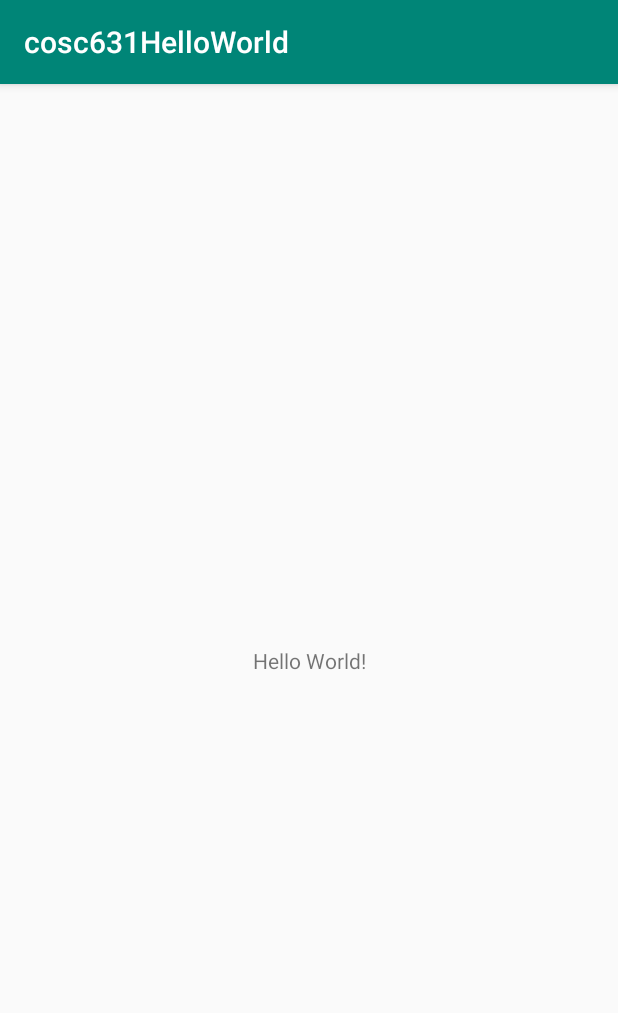
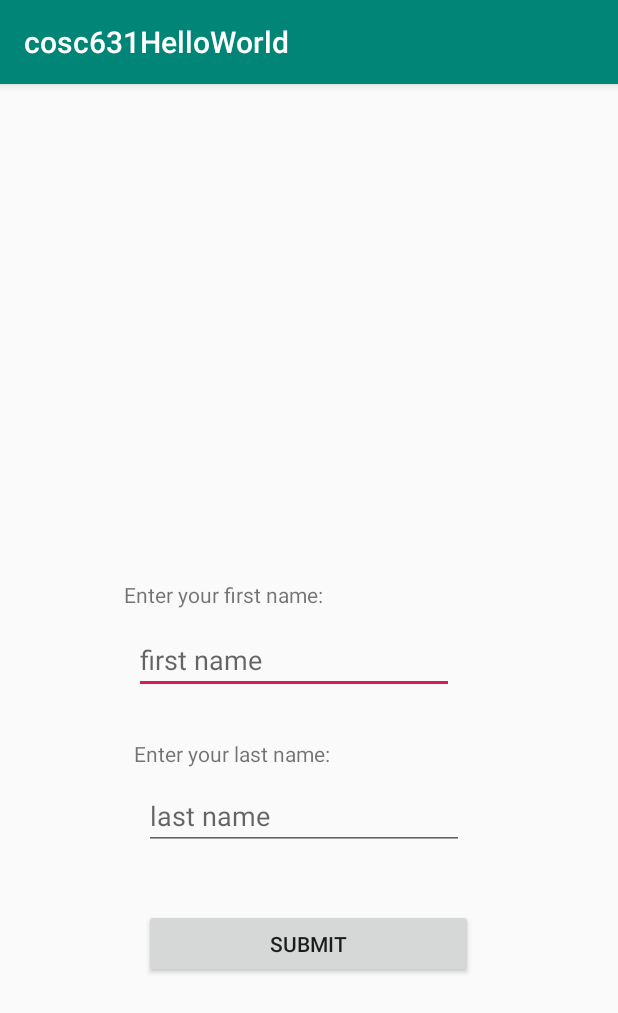
Before and after one commit to msanto7/androidHelloWorld, an Android app: the screen it shows after launch (MainActivity), on a phone screen of 412 x 824 dp. Shown: the top 1013 px of the screen. Run offline under Robolectric (Android 15) with nearby library versions, the phone set to English and light mode, and no system bars.

```diff
--- a/app/src/main/java/com/example/cosc631helloworld/MainActivity.java
+++ b/app/src/main/java/com/example/cosc631helloworld/MainActivity.java
@@ -3,12 +3,44 @@ package com.example.cosc631helloworld;
 import androidx.appcompat.app.AppCompatActivity;
 
 import android.os.Bundle;
+import android.view.View;
+import android.widget.Button;
+import android.widget.EditText;
+import android.widget.Toast;
 
 public class MainActivity extends AppCompatActivity {
+
+    String firstName, lastName, message;
+
+    EditText firstNameInput;
+    EditText lastNameInput;
+
+    Button submitButton;
 
     @Override
     protected void onCreate(Bundle savedInstanceState) {
         super.onCreate(savedInstanceState);
         setContentView(R.layout.activity_main);
+
+
+        firstNameInput = (EditText) findViewById(R.id.firstNameInput);
+        lastNameInput = (EditText) findViewById(R.id.lastNameInput);
+
+        submitButton = (Button) findViewById(R.id.submitBtn);
+        submitButton.setOnClickListener(new View.OnClickListener() {
+            @Override
+            public void onClick(View v) {
+                firstName = firstNameInput.getText().toString();
+                lastName = lastNameInput.getText().toString();
+
+                message = "Hi " + firstName + " " + lastName;
+                showToast(message);
+            }
+        });
+
+    }
+
+    private void showToast(String text) {
+        Toast.makeText(MainActivity.this, text, Toast.LENGTH_SHORT).show();
     }
 }
--- a/app/src/main/res/layout/activity_main.xml
+++ b/app/src/main/res/layout/activity_main.xml
@@ -7,12 +7,78 @@
     tools:context=".MainActivity">
 
     <TextView
+        android:id="@+id/textView"
+        android:layout_width="233dp"
+        android:layout_height="29dp"
+        android:layout_marginStart="89dp"
+        android:layout_marginLeft="89dp"
+        android:layout_marginTop="418dp"
+        android:layout_marginEnd="89dp"
+        android:layout_marginRight="89dp"
+        android:layout_marginBottom="284dp"
+        android:text="Enter your last name: "
+        app:layout_constraintBottom_toBottomOf="parent"
+        app:layout_constraintEnd_toEndOf="parent"
+        app:layout_constraintStart_toStartOf="parent"
+        app:layout_constraintTop_toTopOf="parent" />
+
+    <TextView
+        android:id="@+id/textView2"
+        android:layout_width="233dp"
+        android:layout_height="29dp"
+        android:layout_marginStart="82dp"
+        android:layout_marginLeft="82dp"
+        android:layout_marginTop="312dp"
+        android:layout_marginEnd="96dp"
+        android:layout_marginRight="96dp"
+        android:layout_marginBottom="390dp"
+        android:text="Enter your first name: "
+        app:layout_constraintBottom_toBottomOf="parent"
+        app:layout_constraintEnd_toEndOf="parent"
+        app:layout_constraintStart_toStartOf="parent"
+        app:layout_constraintTop_toTopOf="parent" />
+
+    <EditText
+        android:id="@+id/firstNameInput"
         android:layout_width="wrap_content"
         android:layout_height="wrap_content"
-        android:text="Hello World!"
+        android:layout_marginStart="89dp"
+        android:layout_marginLeft="89dp"
+        android:layout_marginTop="343dp"
+        android:layout_marginBottom="343dp"
+        android:ems="10"
+        android:hint="first name"
+        android:inputType="textPersonName"
         app:layout_constraintBottom_toBottomOf="parent"
-        app:layout_constraintLeft_toLeftOf="parent"
-        app:layout_constraintRight_toRightOf="parent"
+        app:layout_constraintStart_toStartOf="parent"
+        app:layout_constraintTop_toTopOf="parent" />
+
+    <EditText
+        android:id="@+id/lastNameInput"
+        android:layout_width="wrap_content"
+        android:layout_height="wrap_content"
+        android:layout_marginStart="96dp"
+        android:layout_marginLeft="96dp"
+        android:layout_marginTop="447dp"
+        android:layout_marginBottom="239dp"
+        android:ems="10"
+        android:hint="last name"
+        android:inputType="textPersonName"
+        app:layout_constraintBottom_toBottomOf="parent"
+        app:layout_constraintStart_toStartOf="parent"
+        app:layout_constraintTop_toTopOf="parent" />
+
+    <Button
+        android:id="@+id/submitBtn"
+        android:layout_width="219dp"
+        android:layout_height="46dp"
+        android:layout_marginStart="96dp"
+        android:layout_marginLeft="96dp"
+        android:layout_marginTop="531dp"
+        android:layout_marginBottom="154dp"
+        android:text="Submit"
+        app:layout_constraintBottom_toBottomOf="parent"
+        app:layout_constraintStart_toStartOf="parent"
         app:layout_constraintTop_toTopOf="parent" />
 
 </androidx.constraintlayout.widget.ConstraintLayout>
```
